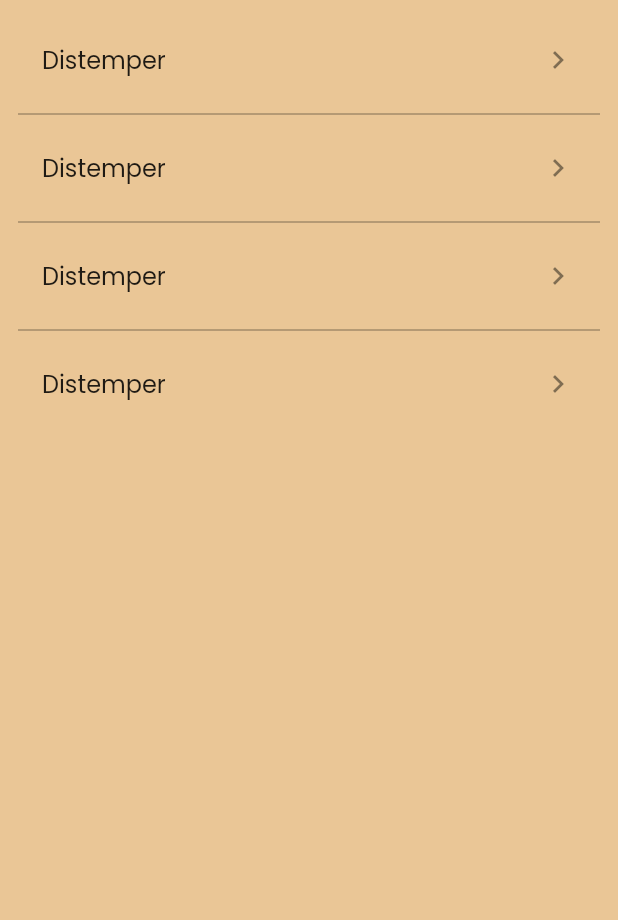
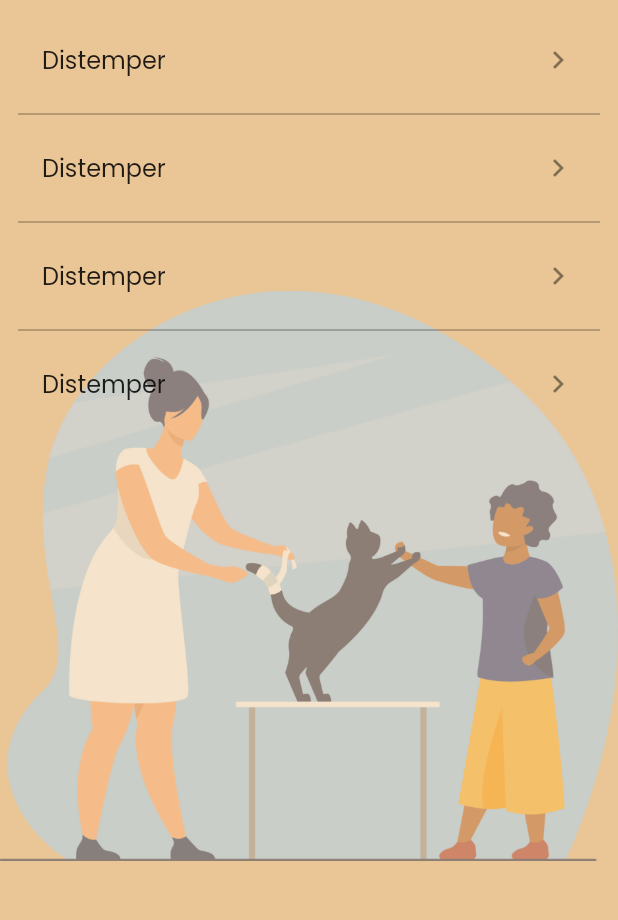
Before and after one commit to PerampokTAHU99/diagnose-cat-expert-system-mobile, a Flutter app: the Daftar screen opened by its route, on a phone screen of 412 x 824 dp, the part 84-1004 px from its top. Run offline on Flutter 3.47's test engine with Material 2 defaults, Android fonts, the phone set to English and light mode, and no system bars; our stand-ins replace page_transition.

Commit message:
Menambahkan background

```diff
--- a/lib/screens/daftar.dart
+++ b/lib/screens/daftar.dart
@@ -19,7 +19,16 @@ class _DaftarState extends State<Daftar> {
         title: const Text("Daftar penyakit"),
         elevation: 0,
       ),
-      body: ListView.separated(
+      body: Stack(
+        children: [
+          Align(
+            alignment: Alignment.center,
+            child: Image.asset(
+              "img/doc_3.png",
+              opacity: const AlwaysStoppedAnimation(0.5),
+            ),
+          ),
+          ListView.separated(
             separatorBuilder: (context, index) => const Divider(
               color: Colors.black45,
             ),
@@ -35,6 +44,8 @@ class _DaftarState extends State<Daftar> {
               );
             },
           ),
+        ],
+      ),
     );
   }
 }
```
Also changed, not shown: lib/screens/diagnosa.dart (+12 -1 lines), lib/screens/riwayat.dart (+12 -1 lines). Lines whose indentation alone changed are shown as unchanged.
